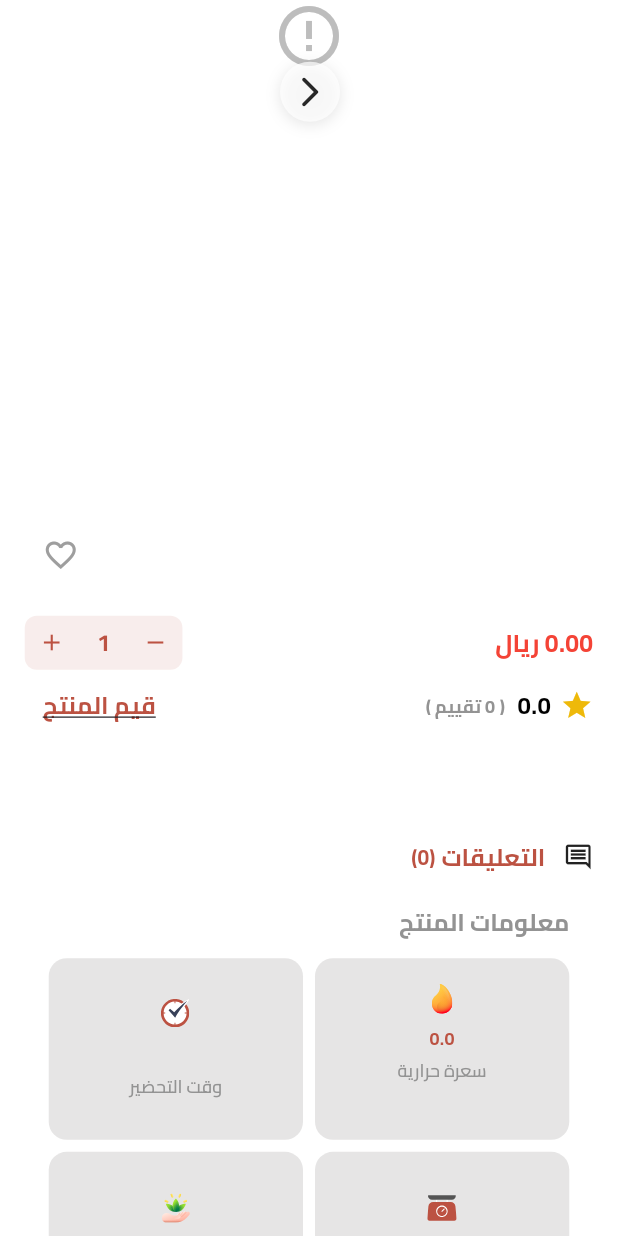
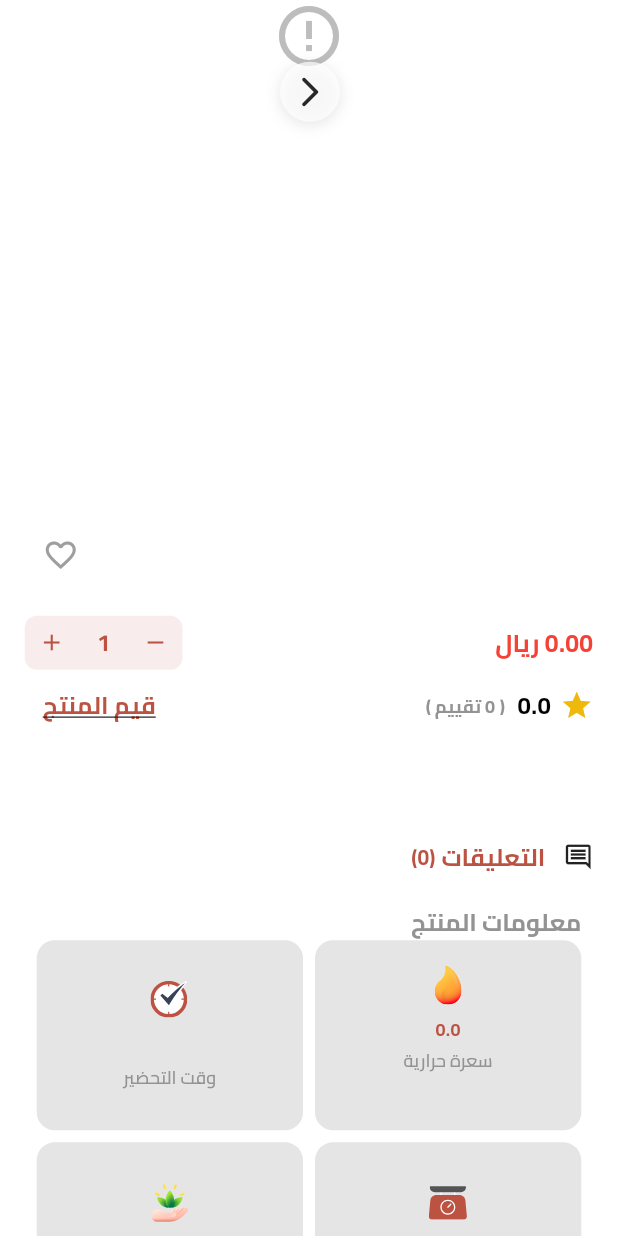
Before and after one commit to AbdulrhmanM0hamed/Reef-Coffe, a Flutter app: the DetailsView screen opened directly with empty values, on a phone screen of 412 x 824 dp. Run offline on Flutter 3.47's test engine with Material 3 defaults, Android fonts, the phone set to English and light mode, and no system bars; drawn by our look-alikes of cached_network_image; our stand-ins replace bloc, bottom_navy_bar, carousel_slider, dartz, equatable, flutter_bloc and 14 more; accounts and stored records are empty; network calls fail; project files that could hold a hidden picture were left out.

Commit message:
edit info cart

```diff
--- a/lib/feature/details/presentation/view/widgets/product_detials_gridview.dart
+++ b/lib/feature/details/presentation/view/widgets/product_detials_gridview.dart
@@ -29,13 +29,13 @@ class ProductDetialsGridView extends StatelessWidget {
   double _getIconSize(BuildContext context) {
     final width = MediaQuery.of(context).size.width;
     if (width >= 1024) {
+      return 30;
+    } else if (width >= 768) {
+      return 28;
+    } else if (width >= 390) {
+      return 26;
+    } else {
       return 24;
-    } else if (width >= 768) {
-      return 22;
-    } else if (width >= 390) {
-      return 20;
-    } else {
-      return 18;
     }
   }
 
--- a/lib/feature/details/presentation/view/widgets/product_info_section.dart
+++ b/lib/feature/details/presentation/view/widgets/product_info_section.dart
@@ -26,23 +26,12 @@ class ProductInfoSection extends StatelessWidget {
     }
   }
 
-  double _getSpacing(BuildContext context) {
-    final width = MediaQuery.of(context).size.width;
-    if (width >= 1024) {
-      return 16;
-    } else if (width >= 768) {
-      return 14;
-    } else if (width >= 390) {
-      return 12;
-    } else {
-      return 10;
-    }
-  }
+
 
   @override
   Widget build(BuildContext context) {
     return Padding(
-      padding: EdgeInsets.symmetric(horizontal: 16),
+      padding: EdgeInsets.symmetric(horizontal: 8),
       child: Column(
         mainAxisSize: MainAxisSize.min,
         crossAxisAlignment: CrossAxisAlignment.start,
@@ -55,7 +44,6 @@ class ProductInfoSection extends StatelessWidget {
               color: TColors.darkGrey,
             ),
           ),
-          SizedBox(height: _getSpacing(context)),
           ProductDetialsGridView(
             product: product,
           ),
```
